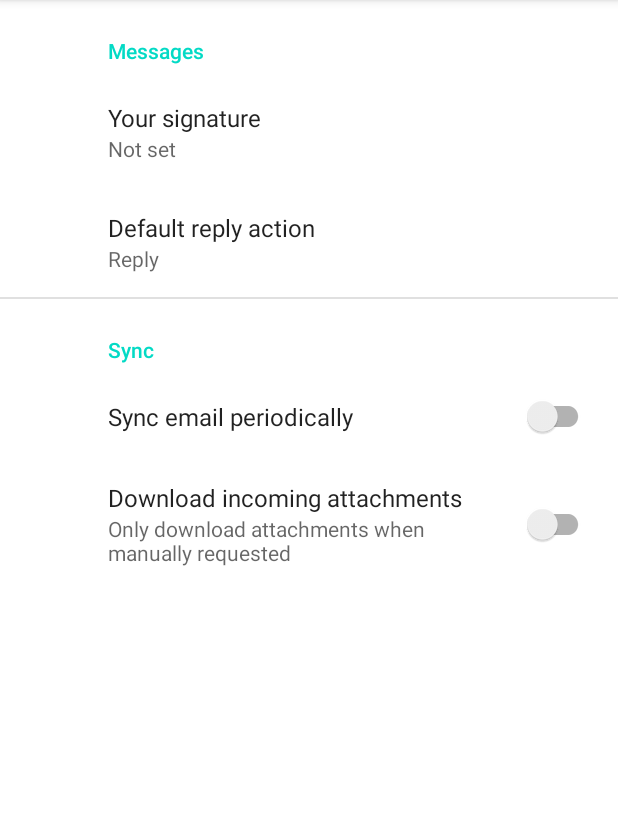
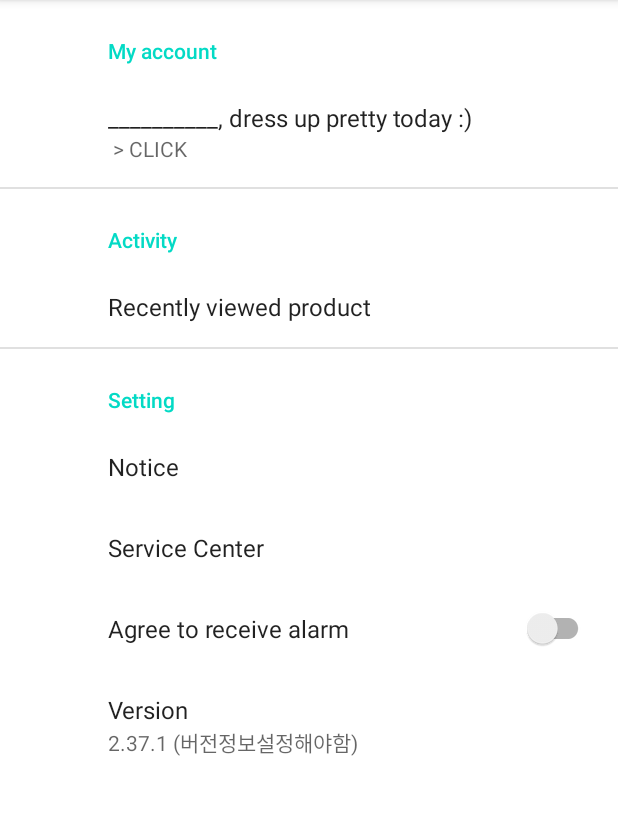
Before and after one commit to LeeSeungYun1020/Gets, an Android app: the fragment SettingsFragment shown on its own in the app's theme, on a phone screen of 412 x 824 dp, the part 84-899 px from its top. Run offline under Robolectric (Android 15) with nearby library versions, the phone set to English and light mode, and no system bars; our stand-ins replace androidx.preference.

Commit message:
Add setting layout

```diff
--- a/android/app/src/main/res/values/strings.xml
+++ b/android/app/src/main/res/values/strings.xml
@@ -127,4 +127,19 @@
     <string name="template_date" translatable="false">2021/05/05</string>
     <string name="tab_category">Category</string>
     <string name="tab_brand">Brand</string>
+
+    <!-- 더보기(설정) -->
+    <string name="account_category">My account</string>
+    <string name="signature">__________, dress up pretty today :)</string>
+    <string name="activity_category">Activity</string>
+    <string name="product">Recently viewed product</string>
+    <string name="setting_category">Setting</string>
+    <string name="notice">Notice</string>
+    <string name="service_center">Service Center</string>
+    <string name="alarm">Agree to receive alarm</string>
+    <string name="version">Version</string>
+    <string name="memberinform_modi">Member Information modification</string>
+    <string name="bodyinform">Body Information</string>
+    <string name="secession">Secession</string>
+    <string name="myreview">My review</string>
 </resources>
--- /dev/null
+++ b/android/app/src/main/res/xml/myaccountscreen.xml
@@ -0,0 +1,16 @@
+<?xml version="1.0" encoding="utf-8"?>
+<PreferenceScreen xmlns:android="http://schemas.android.com/apk/res/android">
+
+    <Preference
+        android:title="@string/memberinform_modi"/>
+
+    <Preference
+        android:title="@string/bodyinform"/>
+
+    <Preference
+        android:title="@string/secession"/>
+
+    <Preference
+        android:title="@string/myreview"/>
+
+</PreferenceScreen>
--- a/android/app/src/main/res/xml/settings_preferences.xml
+++ b/android/app/src/main/res/xml/settings_preferences.xml
@@ -1,34 +1,39 @@
-<PreferenceScreen xmlns:app="http://schemas.android.com/apk/res-auto">
+<PreferenceScreen
+    xmlns:app="http://schemas.android.com/apk/res-auto">
 
-    <PreferenceCategory app:title="@string/messages_header">
+    <PreferenceCategory
+        app:title="@string/account_category">
 
-        <EditTextPreference
-            app:key="signature"
-            app:title="@string/signature_title"
-            app:useSimpleSummaryProvider="true" />
-
-        <ListPreference
-            app:defaultValue="reply"
-            app:entries="@array/reply_entries"
-            app:entryValues="@array/reply_values"
-            app:key="reply"
-            app:title="@string/reply_title"
-            app:useSimpleSummaryProvider="true" />
+        <PreferenceScreen
+            app:title="@string/signature"
+            app:summary=" > CLICK">
+        </PreferenceScreen>
 
     </PreferenceCategory>
 
-    <PreferenceCategory app:title="@string/sync_header">
+    <PreferenceCategory
+        app:title="@string/activity_category">
+
+        <PreferenceScreen
+            app:title="@string/product"/>
+
+    </PreferenceCategory>
+
+    <PreferenceCategory
+        app:title="@string/setting_category">
+
+        <PreferenceScreen
+            app:title="@string/notice"/>
+
+        <PreferenceScreen
+            app:title="@string/service_center" />
 
         <SwitchPreferenceCompat
-            app:key="sync"
-            app:title="@string/sync_title" />
+            app:title="@string/alarm" />
 
-        <SwitchPreferenceCompat
-            app:dependency="sync"
-            app:key="attachment"
-            app:summaryOff="@string/attachment_summary_off"
-            app:summaryOn="@string/attachment_summary_on"
-            app:title="@string/attachment_title" />
+        <Preference
+            app:title="@string/version"
+            app:summary="2.37.1 (버전정보설정해야함)"/>
 
     </PreferenceCategory>
 
```
Also changed, not shown: 1 other file.
